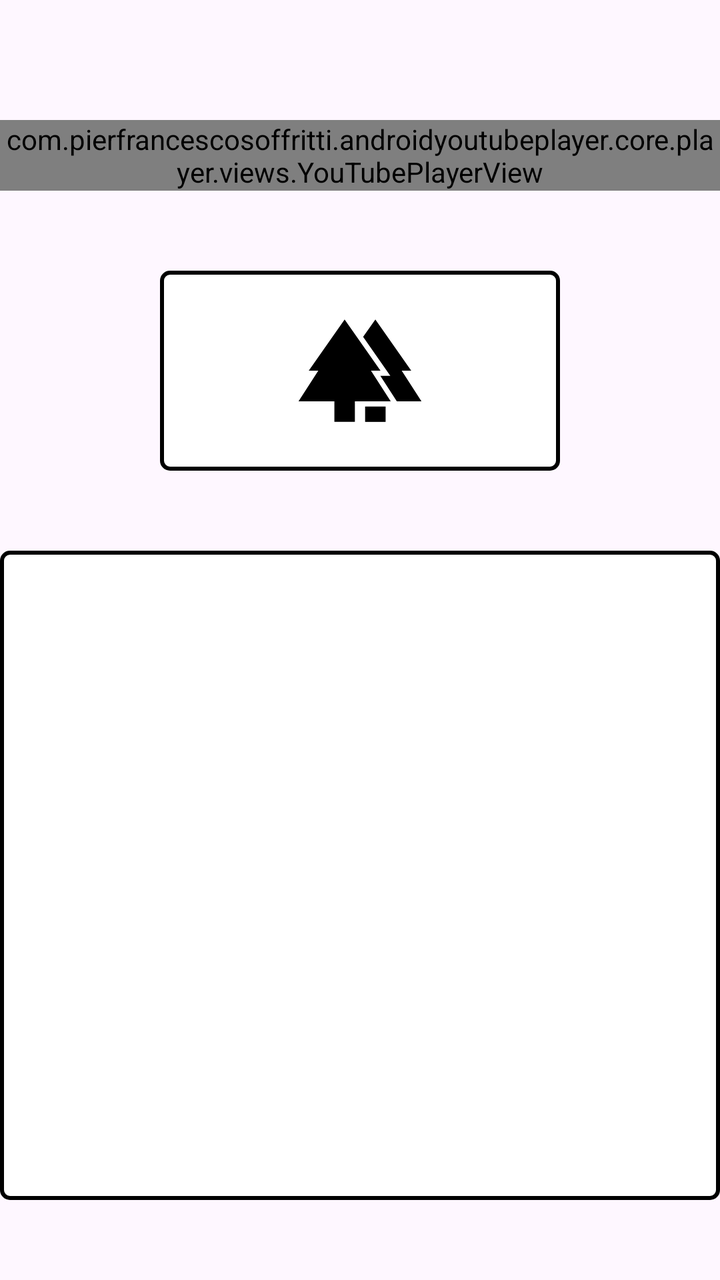
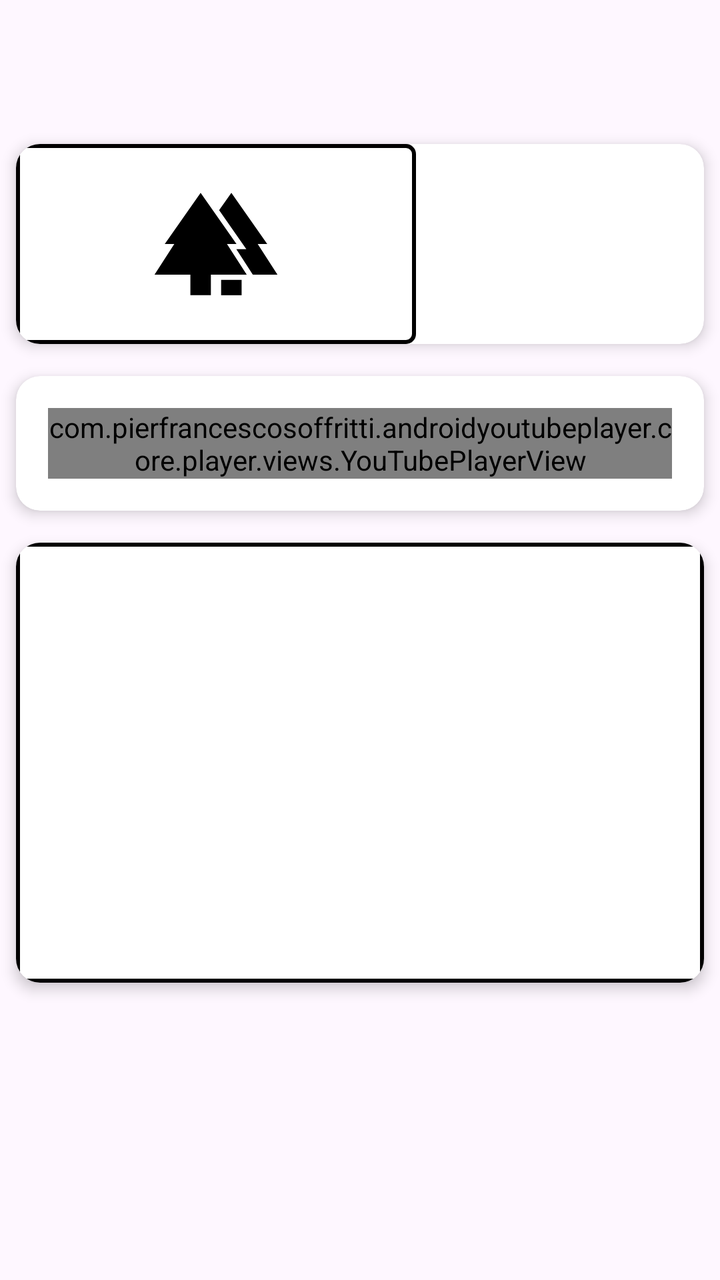

Compare the two renders of this Android layout. The source of the first and the diff that turns it into the second are given below.
<!-- AndroidManifest.xml: application theme Theme.Carbonfootprint -->
<!-- res/layout/fragment_facts.xml -->
<?xml version="1.0" encoding="utf-8"?>
<LinearLayout xmlns:android="http://schemas.android.com/apk/res/android"
    xmlns:tools="http://schemas.android.com/tools"
    android:layout_width="match_parent"
    android:layout_height="match_parent"
    android:gravity="center_horizontal"
    android:orientation="vertical"
    tools:context=".facts">

    <com.pierfrancescosoffritti.androidyoutubeplayer.core.player.views.YouTubePlayerView
        android:id="@+id/youtube_player_view"
        android:layout_width="match_parent"
        android:layout_height="wrap_content"
        android:layout_marginTop="60dp"
        android:background="@drawable/border"/>

    <ImageView
        android:id="@+id/imageView"
        android:layout_width="200dp"
        android:layout_height="100dp"
        android:layout_marginTop="40dp"
        android:contentDescription="@string/app_name"
        android:src="@drawable/forest_foreground"
        android:label="@string/image_view"
        android:background="@drawable/border"/>

    <androidx.recyclerview.widget.RecyclerView
        android:id="@+id/textListRecyclerView"
        android:layout_width="match_parent"
        android:layout_height="0dp"
        android:layout_marginTop="40dp"
        android:layout_marginBottom="40dp"
        android:textSize="11sp"
        android:layout_weight="1"
        android:label="@string/Quotes"
        android:background="@drawable/border"/>

</LinearLayout>
<!-- resources referenced by this layout -->
<resources>
  <!-- drawable border (drawable) -->
  <?xml version="1.0" encoding="utf-8"?>
  <shape xmlns:android="http://schemas.android.com/apk/res/android">
      <solid android:color="#FFFFFF"/> 
      <stroke android:width="2dp" android:color="#000000"/> 
      <corners android:radius="4dp"/> 
  </shape>
  <!-- drawable forest_foreground (drawable) -->
  <vector xmlns:android="http://schemas.android.com/apk/res/android"
      android:width="108dp"
      android:height="108dp"
      android:viewportWidth="24"
      android:viewportHeight="24"
      android:tint="#000000">
    <group android:scaleX="0.6148"
        android:scaleY="0.6148"
        android:translateX="4.6224"
        android:translateY="4.6224">
      <path
          android:fillColor="@android:color/white"
          android:pathData="M16,12l-7,-10l-7,10l1.86,0l-3.86,6l7,0l0,4l4,0l0,-4l7,0l-3.86,-6z"/>
      <path
          android:fillColor="@android:color/white"
          android:pathData="M20.14,12l1.86,0l-7,-10l-2.39,3.41l5.31,7.59l-1.92,0l-0.03,0l3.22,5l4.81,0z"/>
      <path
          android:fillColor="@android:color/white"
          android:pathData="M13,19h4v3h-4z"/>
    </group>
  </vector>
  <string name="Quotes" />
  <string name="app_name">carbonfootprint</string>
  <string name="image_view" />
  <style name="Theme.Carbonfootprint" parent="Base.Theme.Carbonfootprint" />
  <style name="Base.Theme.Carbonfootprint" parent="Theme.Material3.DayNight.NoActionBar">
          
          
      </style>
</resources>

<!-- the commit's change to res/layout/fragment_facts.xml (unified diff, before → after) -->
@@ -1,38 +1,82 @@
 <?xml version="1.0" encoding="utf-8"?>
 <LinearLayout xmlns:android="http://schemas.android.com/apk/res/android"
+    xmlns:app="http://schemas.android.com/apk/res-auto"
     xmlns:tools="http://schemas.android.com/tools"
     android:layout_width="match_parent"
     android:layout_height="match_parent"
     android:gravity="center_horizontal"
     android:orientation="vertical"
+    android:paddingTop="?attr/actionBarSize"
     tools:context=".facts">
 
-    <com.pierfrancescosoffritti.androidyoutubeplayer.core.player.views.YouTubePlayerView
-        android:id="@+id/youtube_player_view"
+    <androidx.cardview.widget.CardView
+        android:id="@+id/cardViewRelevant"
         android:layout_width="match_parent"
         android:layout_height="wrap_content"
-        android:layout_marginTop="60dp"
-        android:background="@drawable/border"/>
+        android:layout_marginTop="120dp"
+        android:layout_margin="8dp"
+        app:cardCornerRadius="12dp"
+        app:cardElevation="4dp">
 
-    <ImageView
-        android:id="@+id/imageView"
-        android:layout_width="200dp"
-        android:layout_height="100dp"
-        android:layout_marginTop="40dp"
-        android:contentDescription="@string/app_name"
-        android:src="@drawable/forest_foreground"
-        android:label="@string/image_view"
-        android:background="@drawable/border"/>
+        <LinearLayout
+            android:layout_width="match_parent"
+            android:layout_height="wrap_content"
+            android:orientation="horizontal">
 
-    <androidx.recyclerview.widget.RecyclerView
-        android:id="@+id/textListRecyclerView"
+            <ImageView
+                android:id="@+id/imageView"
+                android:layout_width="200dp"
+                android:layout_height="100dp"
+                android:background="@drawable/border"
+                android:contentDescription="@string/app_name"
+                android:src="@drawable/forest_foreground" />
+
+            <TextView
+                android:id="@+id/textViewRight"
+                android:layout_width="wrap_content"
+                android:layout_height="wrap_content"
+                android:textSize="16sp"
+                android:layout_gravity="center_vertical"
+                android:layout_marginStart="16dp" />
+
+        </LinearLayout>
+    </androidx.cardview.widget.CardView>
+
+    <androidx.cardview.widget.CardView
+        android:id="@+id/cardViewVideo"
         android:layout_width="match_parent"
-        android:layout_height="0dp"
-        android:layout_marginTop="40dp"
-        android:layout_marginBottom="40dp"
-        android:textSize="11sp"
-        android:layout_weight="1"
-        android:label="@string/Quotes"
-        android:background="@drawable/border"/>
+        android:layout_height="wrap_content"
+        android:layout_margin="8dp"
+        app:cardCornerRadius="12dp"
+        app:cardElevation="4dp">
+
+        <LinearLayout
+            android:layout_width="match_parent"
+            android:layout_height="wrap_content"
+            android:orientation="vertical"
+            android:padding="16dp">
+
+            <com.pierfrancescosoffritti.androidyoutubeplayer.core.player.views.YouTubePlayerView
+                android:id="@+id/youtube_player_view"
+                android:layout_width="match_parent"
+                android:layout_height="wrap_content"
+                android:background="@drawable/border" />
+        </LinearLayout>
+    </androidx.cardview.widget.CardView>
+
+    <androidx.cardview.widget.CardView
+        android:id="@+id/cardViewScrollText"
+        android:layout_width="match_parent"
+        android:layout_height="220dp"
+        android:layout_margin="8dp"
+        app:cardCornerRadius="12dp"
+        app:cardElevation="4dp">
+
+        <androidx.recyclerview.widget.RecyclerView
+            android:id="@+id/textListRecyclerView"
+            android:layout_width="match_parent"
+            android:layout_height="match_parent"
+            android:background="@drawable/border" />
+    </androidx.cardview.widget.CardView>
 
 </LinearLayout>
<!-- resource entries referenced after the edit -->
@@ -29,9 +29,7 @@
           android:pathData="M13,19h4v3h-4z"/>
     </group>
   </vector>
-  <string name="Quotes" />
   <string name="app_name">carbonfootprint</string>
-  <string name="image_view" />
   <style name="Theme.Carbonfootprint" parent="Base.Theme.Carbonfootprint" />
   <style name="Base.Theme.Carbonfootprint" parent="Theme.Material3.DayNight.NoActionBar">
           
